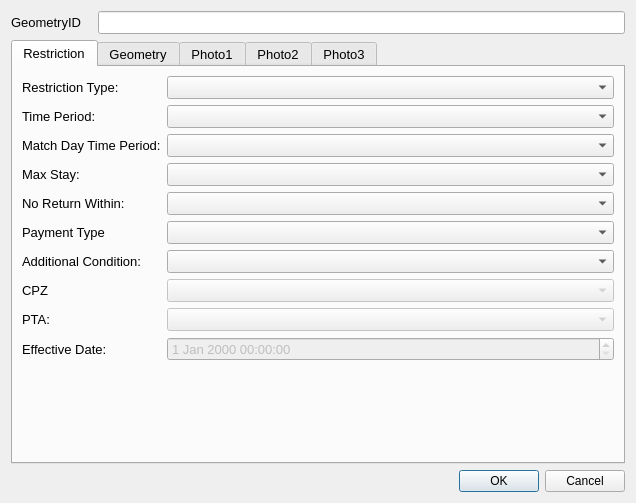
Old version of the form ui/restrictionBayDetails_dialog_base2_qt5.ui in the repository tlh22/TOMs.
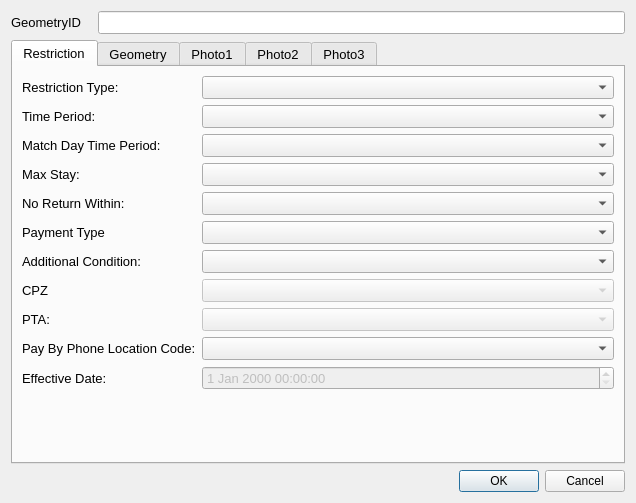
New version of the form. Custom widgets are drawn as their Qt base class.

Diff of the .ui file:
```diff
--- a/ui/restrictionBayDetails_dialog_base2_qt5.ui
+++ b/ui/restrictionBayDetails_dialog_base2_qt5.ui
@@ -270,7 +270,7 @@
            </property>
           </widget>
          </item>
-         <item row="12" column="0">
+         <item row="13" column="0">
           <widget class="QLabel" name="lbl_OpenDate">
            <property name="text">
             <string>Effective Date:</string>
@@ -291,7 +291,7 @@
            </property>
           </widget>
          </item>
-         <item row="12" column="1">
+         <item row="13" column="1">
           <widget class="QgsDateTimeEdit" name="OpenDate">
            <property name="enabled">
             <bool>false</bool>
@@ -308,6 +308,16 @@
          <item row="2" column="1">
           <widget class="QComboBox" name="MatchDayTimePeriodID"/>
          </item>
+         <item row="10" column="0">
+          <widget class="QLabel" name="label_13">
+           <property name="text">
+            <string>Pay By Phone Location Code:</string>
+           </property>
+          </widget>
+         </item>
+         <item row="10" column="1">
+          <widget class="QComboBox" name="PayParkingAreaID"/>
+         </item>
         </layout>
        </widget>
        <widget class="QWidget" name="geometryTab">
```
